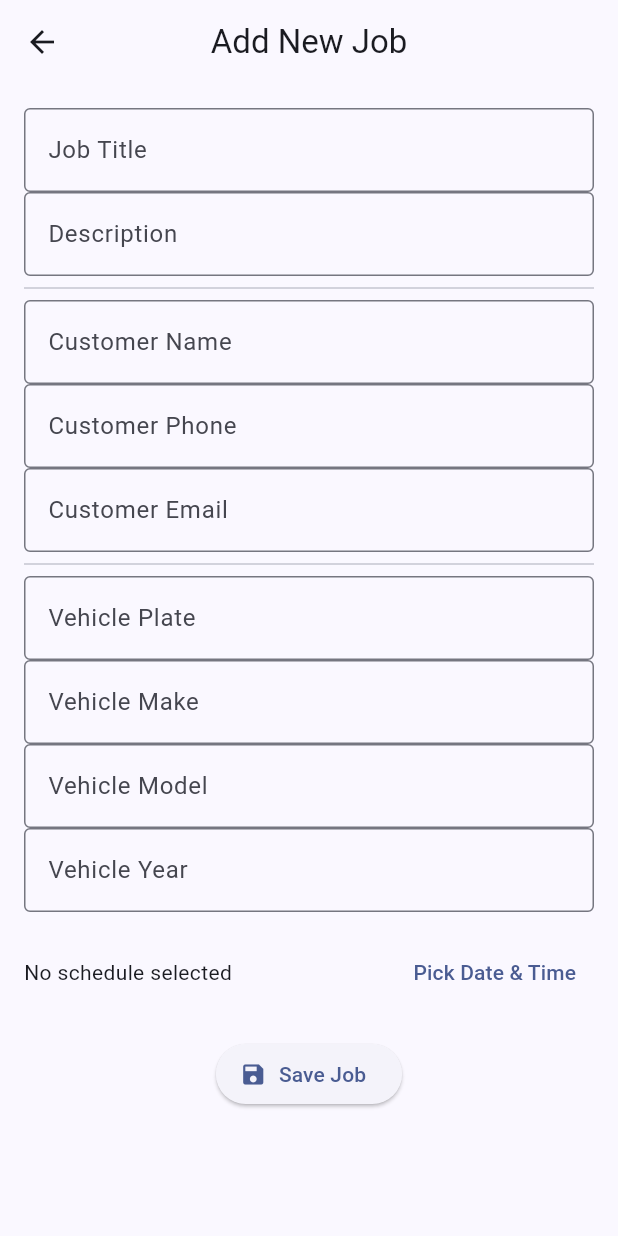
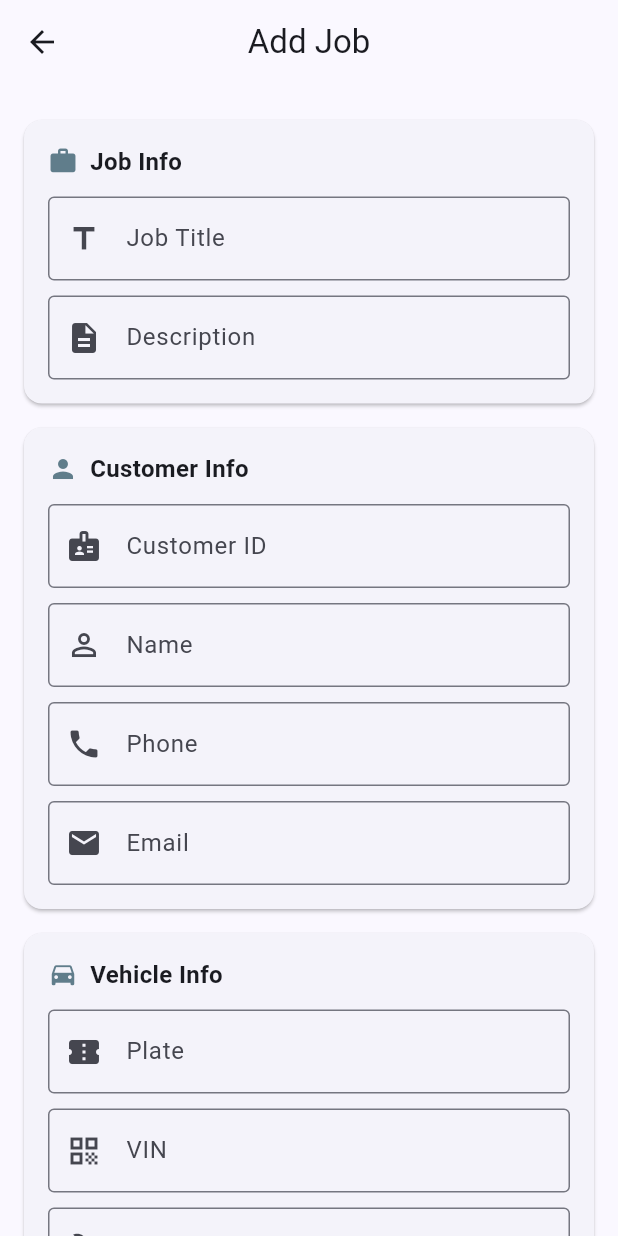
Before and after one commit to Evan0428/MobileAppForMachineWorkshop, a Flutter app: the AddJobScreen screen opened by its route, on a phone screen of 412 x 824 dp. Run offline on Flutter 3.47's test engine with Material 3 defaults, Android fonts, the phone set to English and light mode, and no system bars; our stand-ins replace cloud_firestore, firebase_auth, firebase_core, image_picker, shared_preferences, signature; accounts and stored records are empty; generated files the repository leaves out were written again.

Commit message:
Update add_job_screen.dart

```diff
--- a/lib/screens/add_job_screen.dart
+++ b/lib/screens/add_job_screen.dart
@@ -1,6 +1,6 @@
 import 'package:flutter/material.dart';
+import '../repository.dart';
 import '../models.dart';
-import '../repository.dart';
 
 class AddJobScreen extends StatefulWidget {
   static const routeName = '/add-job';
@@ -12,165 +12,293 @@ class AddJobScreen extends StatefulWidget {
 
 class _AddJobScreenState extends State<AddJobScreen> {
   final _formKey = GlobalKey<FormState>();
-  final repo = JobRepository();
 
-  final titleController = TextEditingController();
-  final descController = TextEditingController();
-  final customerNameCtrl = TextEditingController();
-  final customerPhoneCtrl = TextEditingController();
-  final customerEmailCtrl = TextEditingController();
-  final vehiclePlateCtrl = TextEditingController();
-  final vehicleMakeCtrl = TextEditingController();
-  final vehicleModelCtrl = TextEditingController();
-  final vehicleYearCtrl = TextEditingController();
+  // Controllers
+  final titleCtrl = TextEditingController();
+  final descCtrl = TextEditingController();
+  final custNameCtrl = TextEditingController();
+  final custPhoneCtrl = TextEditingController();
+  final custEmailCtrl = TextEditingController();
+  final custIdCtrl = TextEditingController();
+  final plateCtrl = TextEditingController();
+  final vinCtrl = TextEditingController();
+  final makeCtrl = TextEditingController();
+  final modelCtrl = TextEditingController();
+  final yearCtrl = TextEditingController();
 
-  DateTime? scheduledFor;
+  final List<PartItem> parts = [];
+  final List<ServiceRecord> history = [];
 
-  @override
-  void dispose() {
-    titleController.dispose();
-    descController.dispose();
-    customerNameCtrl.dispose();
-    customerPhoneCtrl.dispose();
-    customerEmailCtrl.dispose();
-    vehiclePlateCtrl.dispose();
-    vehicleMakeCtrl.dispose();
-    vehicleModelCtrl.dispose();
-    vehicleYearCtrl.dispose();
-    super.dispose();
+  DateTime scheduledFor = DateTime.now().add(const Duration(hours: 1));
+
+  void _addPart() {
+    final nameCtrl = TextEditingController();
+    final numCtrl = TextEditingController();
+    final qtyCtrl = TextEditingController();
+    showDialog(
+      context: context,
+      builder: (_) => AlertDialog(
+        title: const Text("Add Part"),
+        content: Column(
+          mainAxisSize: MainAxisSize.min,
+          children: [
+            TextField(controller: nameCtrl, decoration: const InputDecoration(labelText: "Name")),
+            TextField(controller: numCtrl, decoration: const InputDecoration(labelText: "Number")),
+            TextField(controller: qtyCtrl, decoration: const InputDecoration(labelText: "Quantity"), keyboardType: TextInputType.number),
+          ],
+        ),
+        actions: [
+          OutlinedButton(onPressed: () => Navigator.pop(context), child: const Text("Cancel")),
+          FilledButton(
+            onPressed: () {
+              if (nameCtrl.text.isEmpty) return;
+              setState(() {
+                parts.add(PartItem(
+                  id: DateTime.now().millisecondsSinceEpoch.toString(),
+                  name: nameCtrl.text,
+                  number: numCtrl.text,
+                  qty: int.tryParse(qtyCtrl.text) ?? 1,
+                ));
+              });
+              Navigator.pop(context);
+            },
+            child: const Text("Add"),
+          ),
+        ],
+      ),
+    );
   }
 
-  Future<void> _pickDateTime() async {
-    final now = DateTime.now();
-    final date = await showDatePicker(
+  void _addHistory() {
+    final descCtrl = TextEditingController();
+    showDialog(
       context: context,
-      firstDate: now,
-      lastDate: now.add(const Duration(days: 365)),
-      initialDate: now,
+      builder: (_) => AlertDialog(
+        title: const Text("Add Service Record"),
+        content: TextField(controller: descCtrl, decoration: const InputDecoration(labelText: "Description")),
+        actions: [
+          OutlinedButton(onPressed: () => Navigator.pop(context), child: const Text("Cancel")),
+          FilledButton(
+            onPressed: () {
+              if (descCtrl.text.isEmpty) return;
+              setState(() {
+                history.add(ServiceRecord(date: DateTime.now(), description: descCtrl.text));
+              });
+              Navigator.pop(context);
+            },
+            child: const Text("Add"),
+          ),
+        ],
+      ),
     );
-    if (date == null) return;
-    final time = await showTimePicker(
-      context: context,
-      initialTime: TimeOfDay.now(),
-    );
-    if (time == null) return;
-    setState(() {
-      scheduledFor = DateTime(date.year, date.month, date.day, time.hour, time.minute);
-    });
   }
 
-  Future<void> _saveJob() async {
+  Future<void> _save() async {
     if (!_formKey.currentState!.validate()) return;
-    if (scheduledFor == null) {
-      ScaffoldMessenger.of(context).showSnackBar(
-        const SnackBar(content: Text("Please select a schedule time")),
+
+    final repo = JobRepository();
+    await repo.addJob(
+      title: titleCtrl.text,
+      description: descCtrl.text,
+      customer: Customer(
+        id: custIdCtrl.text.isEmpty ? "C-${DateTime.now().millisecondsSinceEpoch}" : custIdCtrl.text,
+        name: custNameCtrl.text,
+        phone: custPhoneCtrl.text,
+        email: custEmailCtrl.text,
+      ),
+      vehicle: Vehicle(
+        vin: vinCtrl.text,
+        plate: plateCtrl.text,
+        make: makeCtrl.text,
+        model: modelCtrl.text,
+        year: int.tryParse(yearCtrl.text) ?? DateTime.now().year,
+        history: history,
+      ),
+      parts: parts,
+      scheduledFor: scheduledFor,
     );
-      return;
+
+    if (mounted) Navigator.pop(context);
   }
 
-    await repo.addJob(
-      title: titleController.text,
-      description: descController.text,
-      customer: Customer(
-        id: "C-${DateTime.now().millisecondsSinceEpoch}",
-        name: customerNameCtrl.text,
-        phone: customerPhoneCtrl.text,
-        email: customerEmailCtrl.text,
+  Widget _sectionCard({required String title, required List<Widget> children, IconData? icon}) {
+    return Card(
+      margin: const EdgeInsets.symmetric(vertical: 8),
+      elevation: 1,
+      child: Padding(
+        padding: const EdgeInsets.all(16),
+        child: Column(
+          crossAxisAlignment: CrossAxisAlignment.start,
+          children: [
+            Row(
+              children: [
+                if (icon != null) Icon(icon, size: 20, color: Colors.blueGrey),
+                if (icon != null) const SizedBox(width: 8),
+                Text(title, style: const TextStyle(fontWeight: FontWeight.bold, fontSize: 16)),
+              ],
             ),
-      vehicle: Vehicle(
-        vin: "VIN-${DateTime.now().millisecondsSinceEpoch}",
-        plate: vehiclePlateCtrl.text,
-        make: vehicleMakeCtrl.text,
-        model: vehicleModelCtrl.text,
-        year: int.tryParse(vehicleYearCtrl.text) ?? DateTime.now().year,
+            const SizedBox(height: 12),
+            ...children,
+          ],
         ),
-      parts: [],
-      scheduledFor: scheduledFor!,
+      ),
     );
-
-    if (mounted) {
-      Navigator.pop(context, true); // 返回 Dashboard
-    }
   }
 
   @override
   Widget build(BuildContext context) {
     return Scaffold(
-      appBar: AppBar(title: const Text("Add New Job")),
-      body: SingleChildScrollView(
+      appBar: AppBar(title: const Text("Add Job")),
+      body: Form(
+        key: _formKey,
+        child: ListView(
           padding: const EdgeInsets.all(16),
-        child: Form(
-          key: _formKey,
-          child: Column(
+          children: [
+            _sectionCard(
+              title: "Job Info",
+              icon: Icons.work,
               children: [
                 TextFormField(
-                controller: titleController,
-                decoration: const InputDecoration(labelText: "Job Title"),
-                validator: (v) => v!.isEmpty ? "Required" : null,
+                  controller: titleCtrl,
+                  decoration: const InputDecoration(labelText: "Job Title", prefixIcon: Icon(Icons.title)),
+                  validator: (v) => v == null || v.isEmpty ? "Job Title is required" : null,
                 ),
+                const SizedBox(height: 10),
                 TextFormField(
-                controller: descController,
-                decoration: const InputDecoration(labelText: "Description"),
-              ),
-              const Divider(),
-              TextFormField(
-                controller: customerNameCtrl,
-                decoration: const InputDecoration(labelText: "Customer Name"),
-                validator: (v) => v!.isEmpty ? "Required" : null,
-              ),
-              TextFormField(
-                controller: customerPhoneCtrl,
-                decoration: const InputDecoration(labelText: "Customer Phone"),
-              ),
-              TextFormField(
-                controller: customerEmailCtrl,
-                decoration: const InputDecoration(labelText: "Customer Email"),
-              ),
-              const Divider(),
-              TextFormField(
-                controller: vehiclePlateCtrl,
-                decoration: const InputDecoration(labelText: "Vehicle Plate"),
-                validator: (v) => v!.isEmpty ? "Required" : null,
-              ),
-              TextFormField(
-                controller: vehicleMakeCtrl,
-                decoration: const InputDecoration(labelText: "Vehicle Make"),
-              ),
-              TextFormField(
-                controller: vehicleModelCtrl,
-                decoration: const InputDecoration(labelText: "Vehicle Model"),
-              ),
-              TextFormField(
-                controller: vehicleYearCtrl,
-                keyboardType: TextInputType.number,
-                decoration: const InputDecoration(labelText: "Vehicle Year"),
-              ),
-              const SizedBox(height: 16),
-              Row(
-                children: [
-                  Expanded(
-                    child: Text(
-                      scheduledFor == null
-                          ? "No schedule selected"
-                          : "Scheduled: ${scheduledFor.toString()}",
-                    ),
-                  ),
-                  TextButton(
-                    onPressed: _pickDateTime,
-                    child: const Text("Pick Date & Time"),
+                  controller: descCtrl,
+                  decoration: const InputDecoration(labelText: "Description", prefixIcon: Icon(Icons.description)),
                 ),
               ],
             ),
+
+            _sectionCard(
+              title: "Customer Info",
+              icon: Icons.person,
+              children: [
+                TextFormField(controller: custIdCtrl, decoration: const InputDecoration(labelText: "Customer ID", prefixIcon: Icon(Icons.badge))),
+                const SizedBox(height: 10),
+                TextFormField(
+                  controller: custNameCtrl,
+                  decoration: const InputDecoration(labelText: "Name", prefixIcon: Icon(Icons.person_outline)),
+                  validator: (v) => v == null || v.isEmpty ? "Customer Name is required" : null,
+                ),
+                const SizedBox(height: 10),
+                TextFormField(
+                  controller: custPhoneCtrl,
+                  decoration: const InputDecoration(labelText: "Phone", prefixIcon: Icon(Icons.phone)),
+                  validator: (v) => v == null || v.isEmpty ? "Phone is required" : null,
+                ),
+                const SizedBox(height: 10),
+                TextFormField(controller: custEmailCtrl, decoration: const InputDecoration(labelText: "Email", prefixIcon: Icon(Icons.email))),
+              ],
+            ),
+
+            _sectionCard(
+              title: "Vehicle Info",
+              icon: Icons.directions_car,
+              children: [
+                TextFormField(
+                  controller: plateCtrl,
+                  decoration: const InputDecoration(labelText: "Plate", prefixIcon: Icon(Icons.confirmation_number)),
+                  validator: (v) => v == null || v.isEmpty ? "Plate is required" : null,
+                ),
+                const SizedBox(height: 10),
+                TextFormField(
+                  controller: vinCtrl,
+                  decoration: const InputDecoration(labelText: "VIN", prefixIcon: Icon(Icons.qr_code)),
+                  validator: (v) => v == null || v.isEmpty ? "VIN is required" : null,
+                ),
+                const SizedBox(height: 10),
+                TextFormField(
+                  controller: makeCtrl,
+                  decoration: const InputDecoration(labelText: "Make", prefixIcon: Icon(Icons.build)),
+                  validator: (v) => v == null || v.isEmpty ? "Make is required" : null,
+                ),
+                const SizedBox(height: 10),
+                TextFormField(
+                  controller: modelCtrl,
+                  decoration: const InputDecoration(labelText: "Model", prefixIcon: Icon(Icons.directions_car_filled)),
+                  validator: (v) => v == null || v.isEmpty ? "Model is required" : null,
+                ),
+                const SizedBox(height: 10),
+                TextFormField(
+                  controller: yearCtrl,
+                  decoration: const InputDecoration(labelText: "Year", prefixIcon: Icon(Icons.calendar_today)),
+                  keyboardType: TextInputType.number,
+                  validator: (v) => v == null || v.isEmpty ? "Year is required" : null,
+                ),
+              ],
+            ),
+
+            _sectionCard(
+              title: "Assigned Parts",
+              icon: Icons.inventory,
+              children: [
+                Row(
+                  mainAxisAlignment: MainAxisAlignment.spaceBetween,
+                  children: [
+                    const Text("Parts List", style: TextStyle(fontWeight: FontWeight.w600)),
+                    IconButton(onPressed: _addPart, icon: const Icon(Icons.add_circle, color: Colors.blue)),
+                  ],
+                ),
+                ...parts.asMap().entries.map((entry) {
+                  final i = entry.key;
+                  final p = entry.value;
+                  return ListTile(
+                    leading: const Icon(Icons.settings, color: Colors.grey),
+                    title: Text(p.name),
+                    subtitle: Text("No: ${p.number}"),
+                    trailing: Row(
+                      mainAxisSize: MainAxisSize.min,
+                      children: [
+                        Text("x${p.qty}"),
+                        IconButton(
+                          icon: const Icon(Icons.delete, color: Colors.red),
+                          onPressed: () => setState(() => parts.removeAt(i)),
+                        ),
+                      ],
+                    ),
+                  );
+                }),
+              ],
+            ),
+
+            _sectionCard(
+              title: "Service History",
+              icon: Icons.history,
+              children: [
+                Row(
+                  mainAxisAlignment: MainAxisAlignment.spaceBetween,
+                  children: [
+                    const Text("History Records", style: TextStyle(fontWeight: FontWeight.w600)),
+                    IconButton(onPressed: _addHistory, icon: const Icon(Icons.add_circle, color: Colors.blue)),
+                  ],
+                ),
+                ...history.asMap().entries.map((entry) {
+                  final i = entry.key;
+                  final h = entry.value;
+                  return ListTile(
+                    leading: const Icon(Icons.article, color: Colors.grey),
+                    title: Text(h.description),
+                    subtitle: Text(h.formattedDate),
+                    trailing: IconButton(
+                      icon: const Icon(Icons.delete, color: Colors.red),
+                      onPressed: () => setState(() => history.removeAt(i)),
+                    ),
+                  );
+                }),
+              ],
+            ),
+
             const SizedBox(height: 20),
-              ElevatedButton.icon(
-                onPressed: _saveJob,
+            FilledButton.icon(
+              onPressed: _save,
               icon: const Icon(Icons.save),
               label: const Text("Save Job"),
             ),
           ],
         ),
       ),
-      ),
     );
   }
 }
```
Lines whose indentation alone changed are shown as unchanged.
